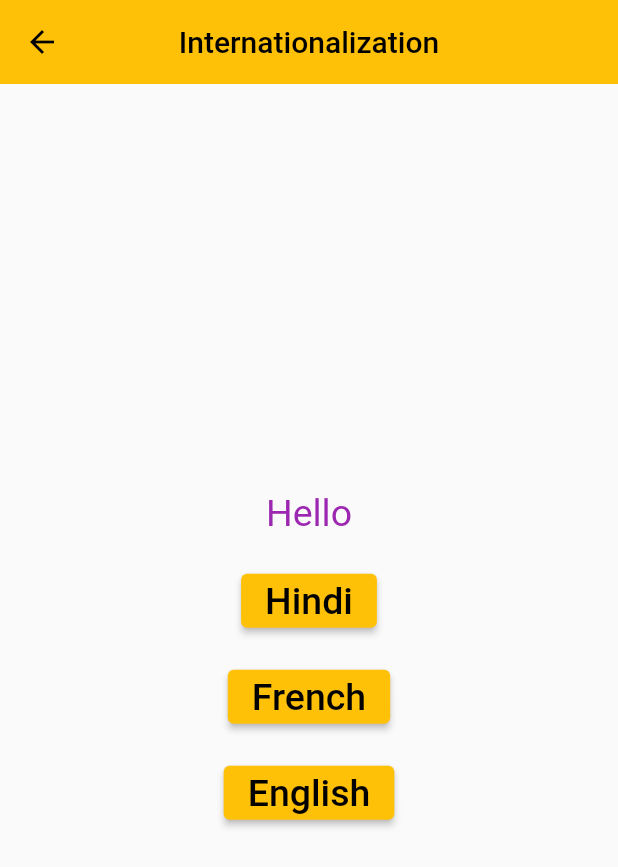
After one commit to chayan-1906/getx-demo, a Flutter app: the InternationalizationScreen screen opened by its route, after a tap on "Hindi", after a tap on "French", after a tap on "English", on a phone screen of 412 x 824 dp. The commit adds this screen. Shown: the top 867 px of the screen. Run offline on Flutter 3.47's test engine with Material 2 defaults, Android fonts, the phone set to English and light mode, and no system bars; our stand-ins replace get.

Commit message:
#15 Internationalization

```diff
--- a/lib/custom_getx_controller.dart
+++ b/lib/custom_getx_controller.dart
@@ -1,3 +1,5 @@
+import 'dart:ui';
+
 import 'package:get/get.dart';
 import 'package:getx_demo/student.dart';
 
@@ -60,4 +62,12 @@ class CustomGetXController extends GetxController {
     );
     super.onInit();
   }
+
+  void changeLanguage({
+    required String languageCode,
+    required String countryCode,
+  }) {
+    var locale = Locale(languageCode, countryCode);
+    Get.updateLocale(locale);
+  }
 }
--- a/lib/home_screen.dart
+++ b/lib/home_screen.dart
@@ -9,6 +9,7 @@ import 'package:getx_demo/workers_screen.dart';
 
 import 'bottom_sheet_screen.dart';
 import 'dialog_screen.dart';
+import 'internationalization_screen.dart';
 
 class HomeScreen extends StatelessWidget {
   const HomeScreen({Key? key}) : super(key: key);
@@ -121,6 +122,16 @@ class HomeScreen extends StatelessWidget {
               child: const Text('Workers Screen'),
             ),
             const SizedBox(height: 10.0),
+
+            /// internationalization screen
+            ElevatedButton(
+              onPressed: () {
+                Get.toNamed(
+                    InternationalizationScreen.internationalizationRoute);
+              },
+              child: const Text('Internationalization Screen'),
+            ),
+            const SizedBox(height: 10.0),
           ],
         ),
       ),
--- /dev/null
+++ b/lib/internationalization_screen.dart
@@ -0,0 +1,72 @@
+import 'package:flutter/material.dart';
+import 'package:get/get.dart';
+import 'package:getx_demo/custom_getx_controller.dart';
+
+class InternationalizationScreen extends StatefulWidget {
+  static String internationalizationRoute = '/internationalization_screen';
+
+  const InternationalizationScreen({Key? key}) : super(key: key);
+
+  @override
+  State<InternationalizationScreen> createState() =>
+      _InternationalizationScreenState();
+}
+
+class _InternationalizationScreenState
+    extends State<InternationalizationScreen> {
+  CustomGetXController customGetXController = Get.put(CustomGetXController());
+
+  @override
+  Widget build(BuildContext context) {
+    return Scaffold(
+      appBar: AppBar(title: const Text('Internationalization')),
+      body: Center(
+        child: Column(
+          mainAxisAlignment: MainAxisAlignment.center,
+          children: [
+            Text(
+              'hello'.tr,
+              style: const TextStyle(fontSize: 25.0, color: Colors.purple),
+            ),
+            const SizedBox(height: 20.0),
+
+            /// hindi
+            ElevatedButton(
+              onPressed: () {
+                customGetXController.changeLanguage(
+                  languageCode: 'hi',
+                  countryCode: 'IN',
+                );
+              },
+              child: const Text('Hindi', style: TextStyle(fontSize: 25.0)),
+            ),
+            const SizedBox(height: 16.0),
+
+            /// french
+            ElevatedButton(
+              onPressed: () {
+                customGetXController.changeLanguage(
+                  languageCode: 'fr',
+                  countryCode: 'FR',
+                );
+              },
+              child: const Text('French', style: TextStyle(fontSize: 25.0)),
+            ),
+            const SizedBox(height: 16.0),
+
+            /// english
+            ElevatedButton(
+              onPressed: () {
+                customGetXController.changeLanguage(
+                  languageCode: 'en',
+                  countryCode: 'US',
+                );
+              },
+              child: const Text('English', style: TextStyle(fontSize: 25.0)),
+            ),
+          ],
+        ),
+      ),
+    );
+  }
+}
--- a/lib/main.dart
+++ b/lib/main.dart
@@ -2,6 +2,7 @@ import 'package:flutter/material.dart';
 import 'package:get/get.dart';
 import 'package:getx_demo/bottom_sheet_screen.dart';
 import 'package:getx_demo/home_screen.dart';
+import 'package:getx_demo/internationalization_screen.dart';
 import 'package:getx_demo/snackbar_screen.dart';
 import 'package:getx_demo/state_management_screen.dart';
 import 'package:getx_demo/student_screen.dart';
@@ -9,6 +10,7 @@ import 'package:getx_demo/unique_id_screen.dart';
 import 'package:getx_demo/workers_screen.dart';
 
 import 'unknown_route_screen.dart';
+import 'utils/messages.dart';
 
 void main() {
   runApp(const MyApp());
@@ -22,6 +24,9 @@ class MyApp extends StatelessWidget {
     return GetMaterialApp(
       title: 'GetX Demo',
       debugShowCheckedModeBanner: false,
+      translations: Messages(),
+      locale: const Locale('en', 'US'),
+      fallbackLocale: const Locale('en', 'US'),
       theme: ThemeData(
         primarySwatch: Colors.amber,
         appBarTheme: const AppBarTheme(elevation: 0.0, centerTitle: true),
@@ -62,6 +67,11 @@ class MyApp extends StatelessWidget {
           page: () => const WorkersScreen(),
           transition: Transition.downToUp,
         ),
+        GetPage(
+          name: InternationalizationScreen.internationalizationRoute,
+          page: () => const InternationalizationScreen(),
+          transition: Transition.fade,
+        ),
       ],
 
       /// TODO: Unknown Routes not working
--- /dev/null
+++ b/lib/utils/messages.dart
@@ -0,0 +1,17 @@
+import 'package:get/get.dart';
+
+class Messages extends Translations {
+  @override
+  // TODO: implement keys
+  Map<String, Map<String, String>> get keys => {
+        'en_US': {
+          'hello': 'Hello',
+        },
+        'hi_IN': {
+          'hello': 'नमस्ते',
+        },
+        'fr_FR': {
+          'hello': 'Bonjour',
+        },
+      };
+}
```
